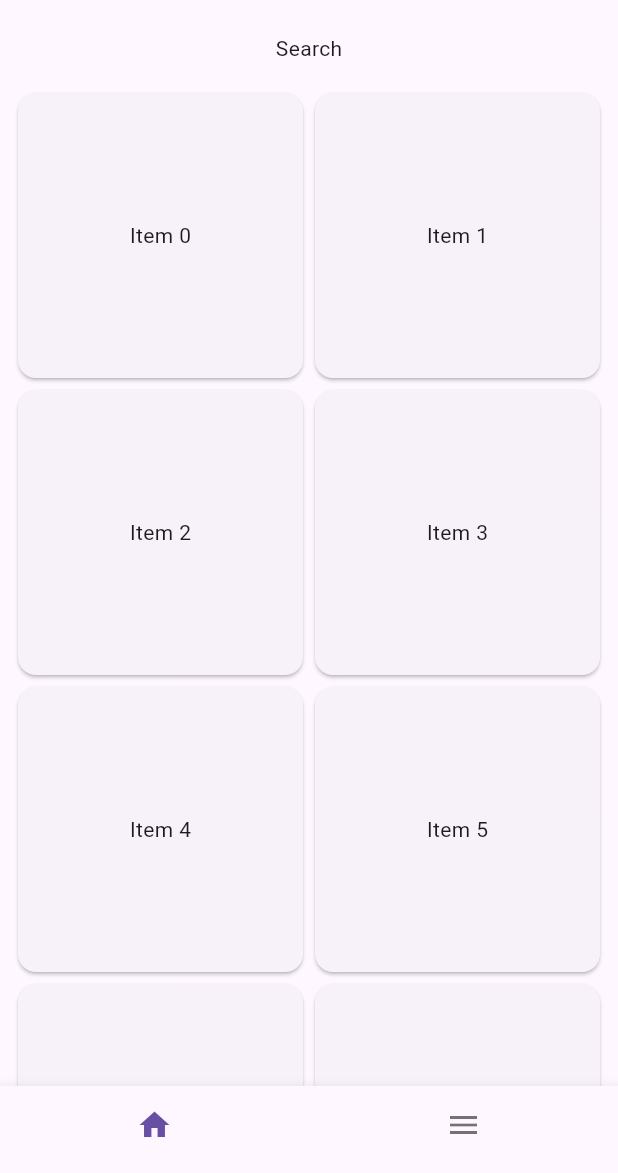
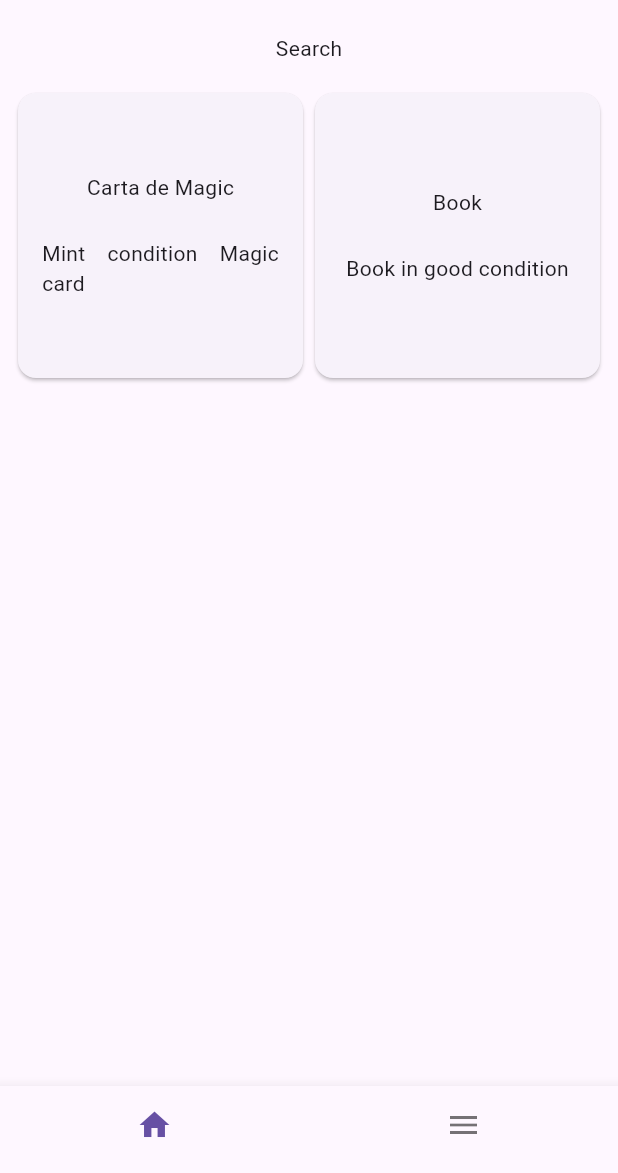
Before and after one commit to ronipaschoal/the_apps, a Flutter app: the screen it shows after launch, on a phone screen of 412 x 824 dp, the part 63-1236 px from its top. Run offline on Flutter 3.47's test engine with Material 3 defaults, Android fonts, the phone set to English and light mode, and no system bars; our stand-ins replace flutter_bloc.

Commit message:
feat: implement cubit at home

```diff
--- /dev/null
+++ b/the_vault/lib/domain/models/item/item.dart
@@ -0,0 +1,25 @@
+import 'package:json_annotation/json_annotation.dart';
+
+part 'item.g.dart';
+
+@JsonSerializable()
+class Item {
+  String id;
+  String name;
+  String description;
+  String type;
+  String? icon;
+  String? image;
+  Item({
+    required this.id,
+    required this.name,
+    required this.description,
+    required this.type,
+    this.icon,
+    this.image,
+  });
+
+  factory Item.fromJson(Map<String, dynamic> json) => _$ItemFromJson(json);
+
+  Map<String, dynamic> toJson() => _$ItemToJson(this);
+}
--- a/the_vault/lib/ui/home/home_screen.dart
+++ b/the_vault/lib/ui/home/home_screen.dart
@@ -1,5 +1,7 @@
 import 'package:flutter/material.dart';
+import 'package:flutter_bloc/flutter_bloc.dart';
 import 'package:the_vault/ui/item/item_screen.dart';
+import 'package:the_vault/ui/item_list/cubit/item_list_cubit.dart';
 import 'package:the_vault/ui/item_list/item_list_screen.dart';
 import 'package:the_vault/ui/menu/menu_screen.dart';
 
@@ -144,10 +146,11 @@ class _DestinationViewState extends State<DestinationView> {
           builder: (_) {
             switch (settings.name) {
               case '/':
-                if (widget.destination.title == 'Menu') {
-                  return MenuScreen();
-                }
-                return ItemListScreen();
+                if (widget.destination.title == 'Menu') return MenuScreen();
+                return BlocProvider(
+                  create: (context) => ItemListCubit(context),
+                  child: ItemListScreen(),
+                );
               case '/details':
                 return ItemScreen();
             }
--- /dev/null
+++ b/the_vault/lib/ui/item_list/cubit/item_list_cubit.dart
@@ -0,0 +1,34 @@
+import 'package:flutter/cupertino.dart';
+import 'package:flutter_bloc/flutter_bloc.dart';
+import 'package:the_vault/domain/models/item/item.dart';
+
+part 'item_list_state.dart';
+
+class ItemListCubit extends Cubit<ItemListState> {
+  ItemListCubit(BuildContext context) : super(ItemListInitial()) {
+    emit(ItemListLoading());
+
+    Future.delayed(const Duration(seconds: 2), () {
+      final items = [
+        Item(
+          id: '1',
+          name: 'Carta de Magic',
+          description: 'Mint condition Magic card',
+          type: 'Type A',
+          icon: 'icon1.png',
+          image: 'image1.png',
+        ),
+        Item(
+          id: '2',
+          name: 'Book',
+          description: 'Book in good condition',
+          type: 'Type B',
+          icon: 'icon2.png',
+          image: 'image2.png',
+        ),
+      ];
+
+      emit(ItemListLoaded(items));
+    });
+  }
+}
--- /dev/null
+++ b/the_vault/lib/ui/item_list/cubit/item_list_state.dart
@@ -0,0 +1,19 @@
+part of 'item_list_cubit.dart';
+
+sealed class ItemListState {}
+
+final class ItemListInitial extends ItemListState {}
+
+final class ItemListLoading extends ItemListState {}
+
+final class ItemListLoaded extends ItemListState {
+  final List<Item> items;
+
+  ItemListLoaded(this.items);
+}
+
+final class ItemListError extends ItemListState {
+  final String message;
+
+  ItemListError(this.message);
+}
--- a/the_vault/lib/ui/item_list/item_list_screen.dart
+++ b/the_vault/lib/ui/item_list/item_list_screen.dart
@@ -1,5 +1,7 @@
 import 'package:flutter/material.dart';
+import 'package:flutter_bloc/flutter_bloc.dart';
 import 'package:interfaces/design_system/tokens/tokens.dart';
+import 'package:the_vault/ui/item_list/cubit/item_list_cubit.dart';
 
 class ItemListScreen extends StatefulWidget {
   const ItemListScreen({super.key});
@@ -11,6 +13,8 @@ class ItemListScreen extends StatefulWidget {
 class _ItemListScreenState extends State<ItemListScreen> {
   @override
   Widget build(BuildContext context) {
+    // final itemListCubit = context.read<ItemListCubit>();
+
     return Scaffold(
       appBar: AppBar(
         title: Text('The Vault List'),
@@ -22,21 +26,50 @@ class _ItemListScreenState extends State<ItemListScreen> {
         ],
       ),
       body: ListView(
+        physics: const BouncingScrollPhysics(),
         padding: EdgeInsets.all(DsSpacing.xs),
         children: [
           const Center(child: Text('Search')),
           DsSpacer.sm,
-          GridView.builder(
+          BlocBuilder<ItemListCubit, ItemListState>(
+            builder: (context, state) {
+              if (state is ItemListLoading) {
+                return const Center(child: CircularProgressIndicator());
+              } else if (state is ItemListError) {
+                return Center(child: Text(state.message));
+              } else if (state is ItemListLoaded) {
+                return GridView.builder(
+                  physics: const NeverScrollableScrollPhysics(),
                   shrinkWrap: true,
-            itemCount: 10,
+                  itemCount: state.items.length,
                   gridDelegate: const SliverGridDelegateWithFixedCrossAxisCount(
                     crossAxisCount: 2,
                   ),
                   itemBuilder: (_, index) {
+                    final item = state.items[index];
                     return GestureDetector(
                       onTap: () => Navigator.pushNamed(context, '/details'),
-                child: Card(child: Center(child: Text('Item $index'))),
+                      child: Card(
+                        child: Padding(
+                          padding: const EdgeInsets.all(16.0),
+                          child: Column(
+                            mainAxisAlignment: MainAxisAlignment.center,
+                            children: [
+                              Text(item.name),
+                              DsSpacer.md,
+                              Text(
+                                item.description,
+                                textAlign: TextAlign.justify,
+                              ),
+                            ],
+                          ),
+                        ),
+                      ),
                     );
+                  },
+                );
+              }
+              return const SizedBox();
             },
           ),
         ],
--- a/the_vault/pubspec.yaml
+++ b/the_vault/pubspec.yaml
@@ -9,11 +9,15 @@ environment:
   sdk: ^3.7.2
 
 dependencies:
+  build_runner: ^2.4.15
   flutter:
     sdk: flutter
 
+  flutter_bloc: ^9.1.0
   interfaces:
     path: ../interfaces
+  json_annotation: ^4.9.0
+  json_serializable: ^6.9.4
 
 dev_dependencies:
   flutter_test:
@@ -21,4 +25,5 @@ dev_dependencies:
   flutter_lints: ^5.0.0
 
 flutter:
+  generate: true
   uses-material-design: true
```
Also changed, not shown: the_vault/lib/domain/models/item/item.g.dart (added), the_vault/pubspec.lock. Lines whose indentation alone changed are shown as unchanged.
